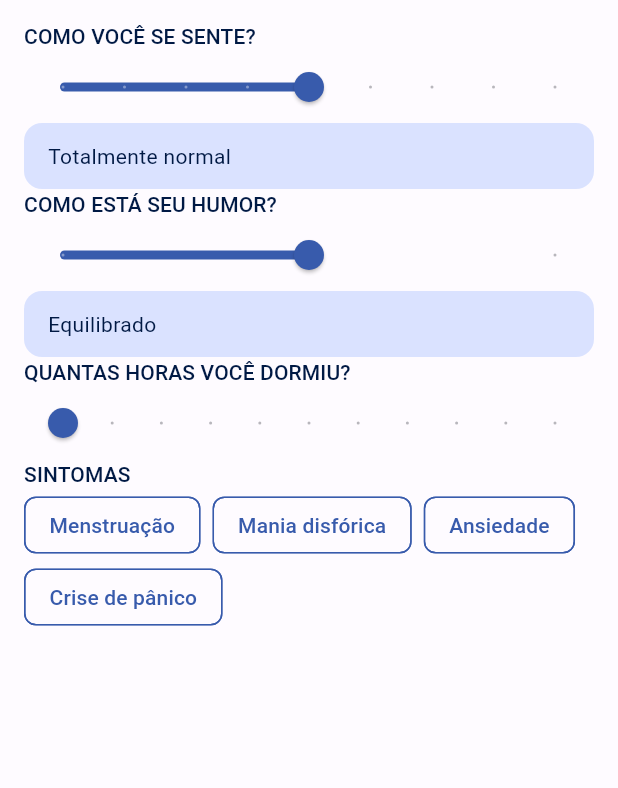
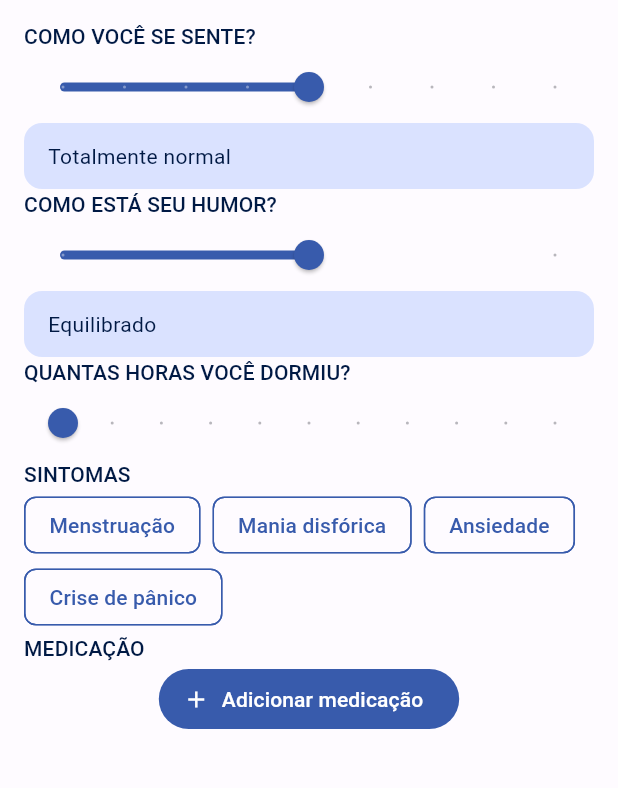
Before and after one commit to jv-soares/moodify_app, a Flutter app: the screen it shows after launch, on a phone screen of 412 x 824 dp, the part 63-851 px from its top. Run offline on Flutter 3.47's test engine with Material 2 defaults, Android fonts, the phone set to English and light mode, and no system bars.

Commit message:
add taken medications section

```diff
--- a/lib/src/model/medication.dart
+++ b/lib/src/model/medication.dart
@@ -2,7 +2,7 @@ class Medication {
   final String id;
   final String name;
   final int tabletsTaken;
-  final double dose;
+  final Dose dose;
 
   Medication({
     required this.id,
@@ -11,3 +11,10 @@ class Medication {
     required this.dose,
   });
 }
+
+class Dose {
+  final double value;
+  final String unitOfMeasurement;
+
+  Dose(this.value, this.unitOfMeasurement);
+}
--- /dev/null
+++ b/lib/src/pages/components/medication_section.dart
@@ -0,0 +1,53 @@
+import 'package:flutter/material.dart';
+import 'package:moodify_app/src/model/medication.dart';
+import 'package:moodify_app/src/pages/components/new_medication_dialog.dart';
+import 'package:moodify_app/src/pages/components/taken_medication_card.dart';
+
+import '../../widgets/moodify_button.dart';
+
+class MedicationSection extends StatefulWidget {
+  const MedicationSection({super.key});
+
+  @override
+  State<MedicationSection> createState() => _MedicationSectionState();
+}
+
+class _MedicationSectionState extends State<MedicationSection> {
+  final _medications = <Medication>[];
+
+  @override
+  Widget build(BuildContext context) {
+    return Column(
+      children: [
+        Row(
+          mainAxisAlignment: MainAxisAlignment.spaceBetween,
+          children: [
+            Text(
+              'MEDICAÇÃO',
+              style: Theme.of(context).textTheme.labelLarge,
+            ),
+            if (_medications.isNotEmpty)
+              TextButton(
+                onPressed: _maybeAddMedication,
+                child: const Text('ADICIONAR'),
+              ),
+          ],
+        ),
+        _medications.isEmpty
+            ? MoodifyFilledButton(
+                label: 'Adicionar medicação',
+                icon: Icons.add,
+                onPressed: _maybeAddMedication,
+              )
+            : TakenMedicationsCard(medications: _medications),
+      ],
+    );
+  }
+
+  void _maybeAddMedication() async {
+    final medication = await showNewMedicationDialog(context);
+    if (medication != null) {
+      setState(() => _medications.add(medication));
+    }
+  }
+}
--- a/lib/src/pages/daily_entry_form_page.dart
+++ b/lib/src/pages/daily_entry_form_page.dart
@@ -1,4 +1,6 @@
 import 'package:flutter/material.dart';
+import 'package:moodify_app/src/pages/components/medication_section.dart';
+import 'package:moodify_app/src/widgets/moodify_button.dart';
 
 import '../model/symptom.dart';
 import 'components/form_slider.dart';
@@ -37,6 +39,7 @@ class DailyEntryFormPage extends StatelessWidget {
                 symptoms: Symptom.values,
                 onSymptomsChanged: (symptoms) {},
               ),
+              MedicationSection(),
             ],
           ),
         ),
--- /dev/null
+++ b/lib/src/widgets/moodify_button.dart
@@ -0,0 +1,23 @@
+import 'package:flutter/material.dart';
+
+class MoodifyFilledButton extends StatelessWidget {
+  final String label;
+  final IconData icon;
+  final VoidCallback onPressed;
+
+  const MoodifyFilledButton({
+    super.key,
+    required this.label,
+    required this.icon,
+    required this.onPressed,
+  });
+
+  @override
+  Widget build(BuildContext context) {
+    return FilledButton.icon(
+      label: Text(label),
+      icon: Icon(icon),
+      onPressed: onPressed,
+    );
+  }
+}
```
Also changed, not shown: lib/src/pages/components/new_medication_dialog.dart (added, +53 -0 lines), lib/src/pages/components/new_medication_form.dart (added, +26 -0 lines), lib/src/pages/components/taken_medication_card.dart (added, +97 -0 lines), lib/src/widgets/moodify_text_form_field.dart (added, +38 -0 lines).
